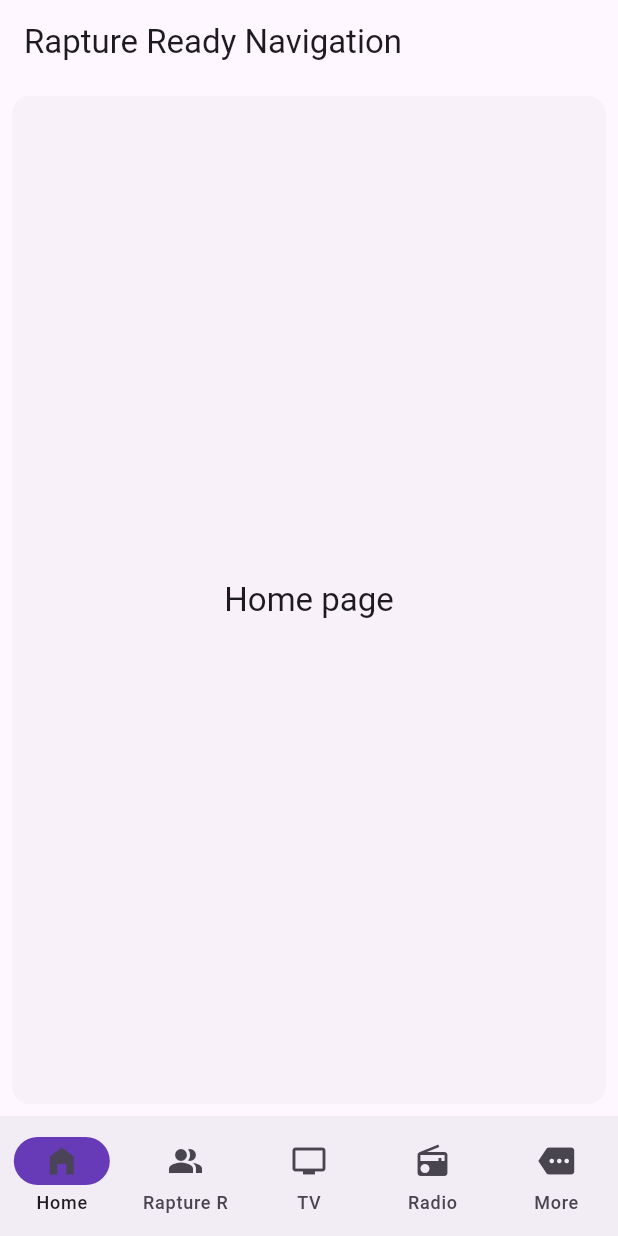
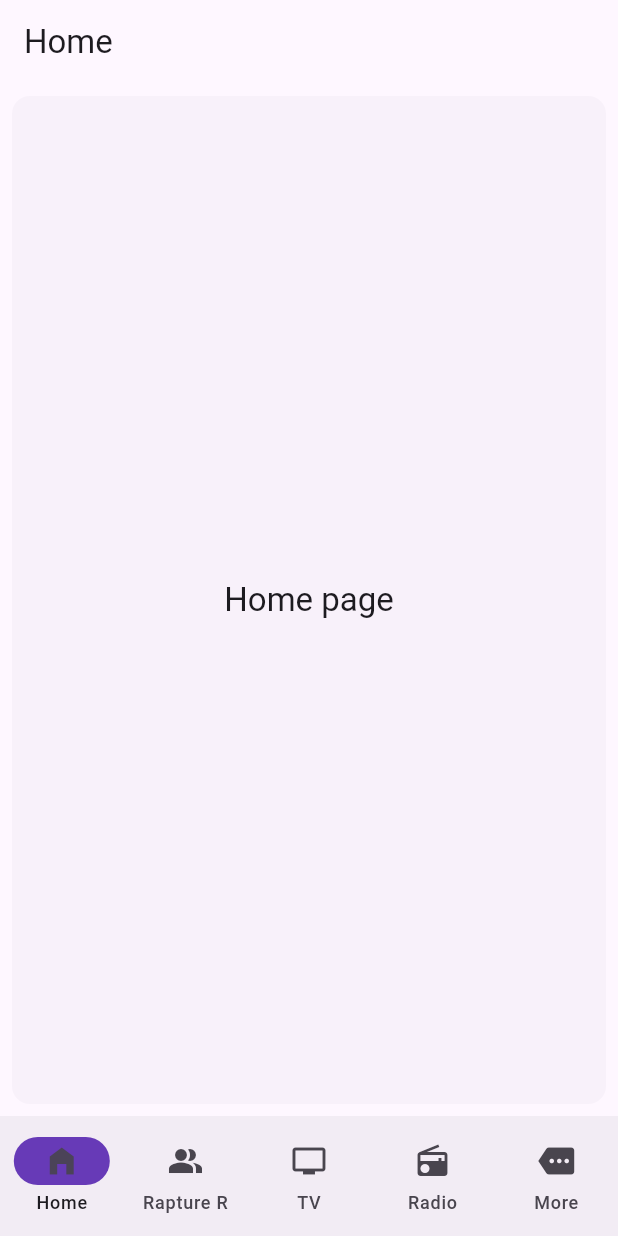
Before and after one commit to vmedia7/vertizontal-media-flutter-app, a Flutter app: the screen it shows after launch, on a phone screen of 412 x 824 dp. Run offline on Flutter 3.47's test engine with Material 3 defaults, Android fonts, the phone set to English and light mode, and no system bars.

Commit message:
feat: title according to the index of the current tab

```diff
--- a/lib/main.dart
+++ b/lib/main.dart
@@ -52,12 +52,35 @@ class AppNavigation extends StatefulWidget {
 class _AppNavigationState extends State<AppNavigation> {
   int currentPageIndex = 0;
 
+  var tabs = [
+    {
+      'title': 'Home',
+      'screen': HomeScreen(),
+    },
+    {
+      'title': 'Rapture R',
+      'screen': RaptureRScreen(),
+    },
+    {
+      'title': 'TV',
+      'screen': TvScreen(),
+    },
+    {
+      'title': 'Radio',
+      'screen': RadioScreen(),
+    },
+    {
+      'title': 'More',
+      'screen': MoreScreen(),
+    }
+  ];
+
   @override
   Widget build(BuildContext context) {
     final ThemeData theme = Theme.of(context);
     return Scaffold(
       appBar: AppBar(
-        title: const Text('Rapture Ready Navigation'),
+        title: Text(tabs[currentPageIndex]['title']! as String),
       ),
 
       bottomNavigationBar: NavigationBar(
@@ -98,11 +121,7 @@ class _AppNavigationState extends State<AppNavigation> {
       ),
       body:
           <Widget>[
-            HomeScreen(),
-            RaptureRScreen(),
-            TvScreen(),
-            RadioScreen(),
-            MoreScreen()
+            for (var tab in tabs) tab['screen'] as Widget
           ][currentPageIndex],
     );
   }
--- a/pubspec.yaml
+++ b/pubspec.yaml
@@ -16,7 +16,7 @@ publish_to: 'none' # Remove this line if you wish to publish to pub.dev
 # https://developer.apple.com/library/archive/documentation/General/Reference/InfoPlistKeyReference/Articles/CoreFoundationKeys.html
 # In Windows, build-name is used as the major, minor, and patch parts
 # of the product and file versions while build-number is used as the build suffix.
-version: 1.0.4+1
+version: 1.0.5+1
 
 environment:
   sdk: ^3.8.1
```
